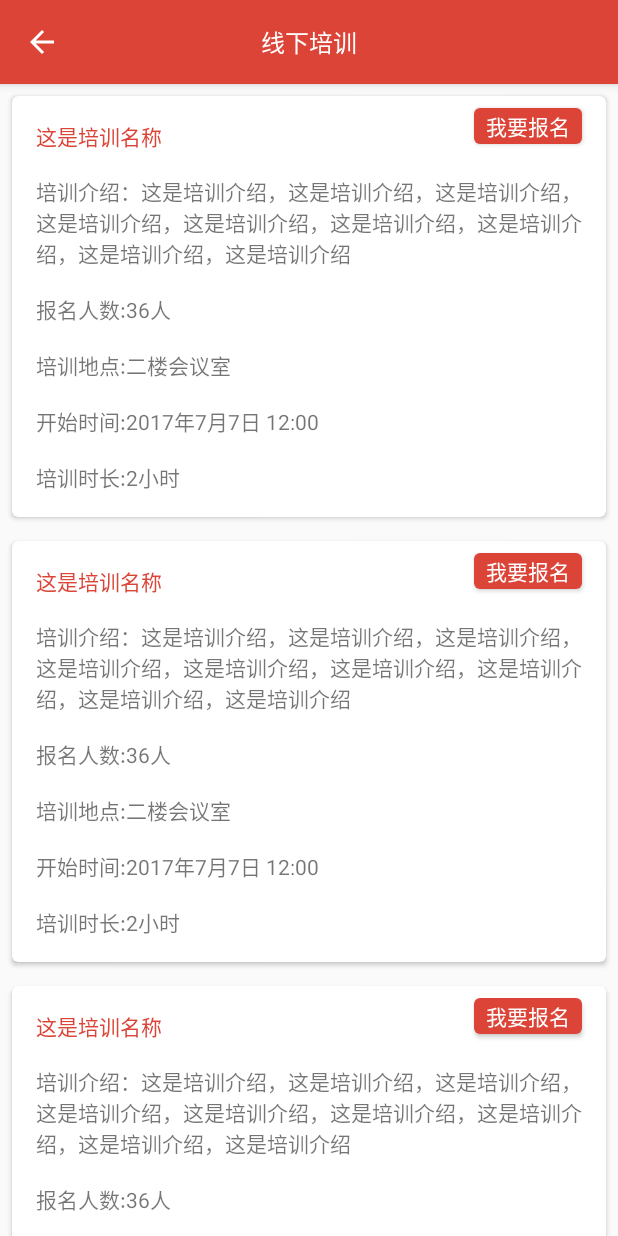
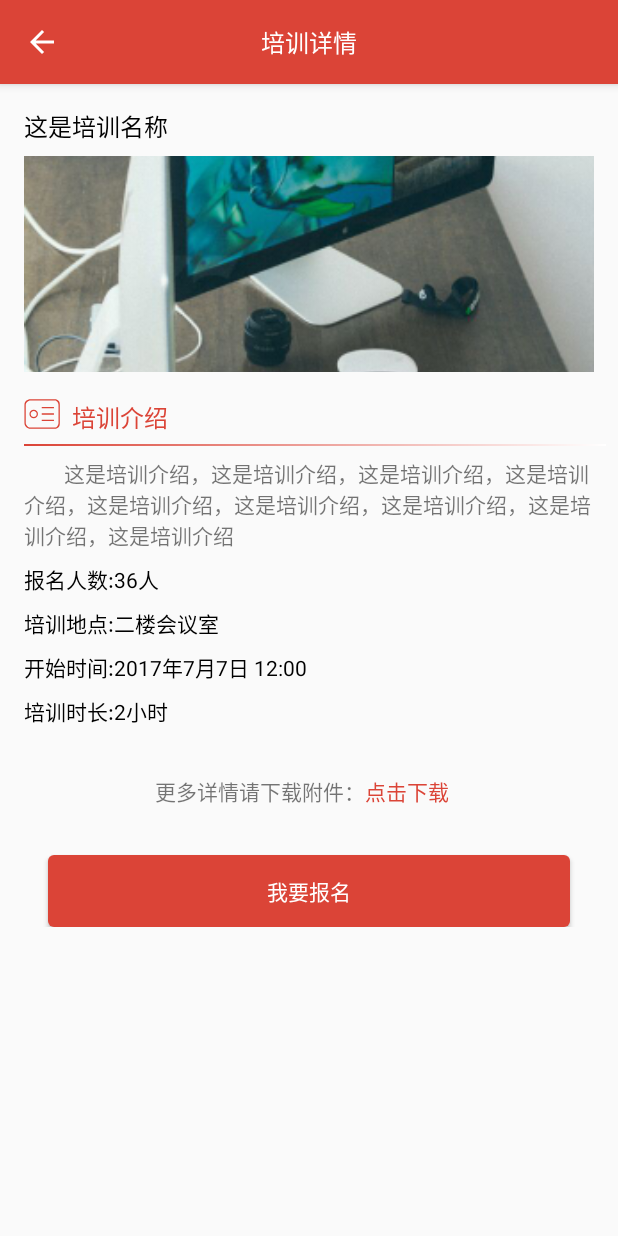
Before and after one commit to FoxNickel/EnterpriseLearning, an Android app: the TrainingActivity screen opened directly, with no data from a screen before it, after a tap on "我要报名", on a phone screen of 412 x 824 dp. Run offline under Robolectric (Android 15) with nearby library versions, the phone set to English and light mode, and no system bars.

Commit message:
培训界面完成（列表和详情界面都完成）

```diff
--- a/app/src/main/AndroidManifest.xml
+++ b/app/src/main/AndroidManifest.xml
@@ -49,6 +49,8 @@
 
         <activity android:name=".TrainingActivity">
         </activity>
+        <activity android:name=".TrainingDetailActivity">
+        </activity>
     </application>
 
 </manifest>
--- /dev/null
+++ b/app/src/main/java/cn/foxnickel/enterpriselearning/TrainingDetailActivity.java
@@ -0,0 +1,103 @@
+package cn.foxnickel.enterpriselearning;
+
+import android.content.Intent;
+import android.os.Bundle;
+import android.support.v7.app.ActionBar;
+import android.support.v7.app.AppCompatActivity;
+import android.support.v7.widget.Toolbar;
+import android.view.View;
+import android.widget.Button;
+import android.widget.ImageView;
+import android.widget.TextView;
+
+public class TrainingDetailActivity extends AppCompatActivity implements View.OnClickListener {
+
+    private Toolbar mToolbar;
+    /**
+     * 这是培训名称
+     */
+    private TextView mTvTrainingName;
+    private ImageView mImageView;
+    /**
+     * 这是培训介绍，这是培训介绍，这是培训介绍，这是培训介绍，这是培训介绍，这是培训介绍，这是培训介绍，这是培训介绍，这是培训介绍
+     */
+    private TextView mTvIntro;
+    /**
+     * 报名人数：36人
+     */
+    private TextView mTvNum;
+    /**
+     * 培训地点：二楼会议室
+     */
+    private TextView mTvPlace;
+    /**
+     * 开始时间：2017年7月7日 12：00
+     */
+    private TextView mTvStartTime;
+    /**
+     * 培训时长：2小时
+     */
+    private TextView mTvDuration;
+    /**
+     * 点击下载
+     */
+    private TextView mTvDownload;
+    /**
+     * 我要报名
+     */
+    private Button mBtSignUp;
+
+    private Intent mIntent;
+
+    @Override
+    protected void onCreate(Bundle savedInstanceState) {
+        super.onCreate(savedInstanceState);
+        setContentView(R.layout.activity_training_detail);
+        mIntent = getIntent();
+        initView();
+    }
+
+    private void initView() {
+        mToolbar = (Toolbar) findViewById(R.id.toolbar);
+        setSupportActionBar(mToolbar);
+
+        ActionBar actionBar = getSupportActionBar();
+        actionBar.setDisplayHomeAsUpEnabled(true);
+        actionBar.setDisplayShowTitleEnabled(false);
+
+        mToolbar.setNavigationOnClickListener(new View.OnClickListener() {
+            @Override
+            public void onClick(View v) {
+                finish();
+            }
+        });
+
+        mTvTrainingName = (TextView) findViewById(R.id.tv_training_name);
+        mTvTrainingName.setText(mIntent.getStringExtra("training_name"));
+        mImageView = (ImageView) findViewById(R.id.imageView);
+        mTvIntro = (TextView) findViewById(R.id.tv_intro);
+        mTvIntro.setText(mIntent.getStringExtra("training_intro"));
+        mTvNum = (TextView) findViewById(R.id.tv_num);
+        mTvNum.setText(mIntent.getStringExtra("training_num"));
+        mTvPlace = (TextView) findViewById(R.id.tv_place);
+        mTvPlace.setText(mIntent.getStringExtra("training_place"));
+        mTvStartTime = (TextView) findViewById(R.id.tv_start_time);
+        mTvStartTime.setText(mIntent.getStringExtra("training_start_time"));
+        mTvDuration = (TextView) findViewById(R.id.tv_duration);
+        mTvDuration.setText(mIntent.getStringExtra("training_duration"));
+        mTvDownload = (TextView) findViewById(R.id.tv_download);
+        mTvDownload.setOnClickListener(this);
+        mBtSignUp = (Button) findViewById(R.id.bt_sign_up);
+        mBtSignUp.setOnClickListener(this);
+    }
+
+    @Override
+    public void onClick(View v) {
+        switch (v.getId()) {
+            case R.id.tv_download:
+                break;
+            case R.id.bt_sign_up:
+                break;
+        }
+    }
+}
--- a/app/src/main/java/cn/foxnickel/enterpriselearning/adapter/TrainingRecyclerAdapter.java
+++ b/app/src/main/java/cn/foxnickel/enterpriselearning/adapter/TrainingRecyclerAdapter.java
@@ -1,15 +1,16 @@
 package cn.foxnickel.enterpriselearning.adapter;
 
 import android.content.Context;
+import android.content.Intent;
 import android.support.v7.widget.RecyclerView;
 import android.view.LayoutInflater;
 import android.view.View;
 import android.view.ViewGroup;
 import android.widget.Button;
 import android.widget.TextView;
-import android.widget.Toast;
 
 import cn.foxnickel.enterpriselearning.R;
+import cn.foxnickel.enterpriselearning.TrainingDetailActivity;
 
 /**
  * Created by NickelFox on 2017/7/8.
@@ -32,7 +33,7 @@ public class TrainingRecyclerAdapter extends RecyclerView.Adapter<TrainingRecycl
     @Override
     public void onBindViewHolder(ViewHolder holder, int position) {
         holder.mTrainingName.setText("这是培训名称");
-        holder.mIntro.setText("培训介绍：这是培训介绍，这是培训介绍，这是培训介绍，这是培训介绍，这是培训介绍，这是培训介绍，这是培训介绍，这是培训介绍，这是培训介绍");
+        holder.mIntro.setText("        培训介绍：这是培训介绍，这是培训介绍，这是培训介绍，这是培训介绍，这是培训介绍，这是培训介绍，这是培训介绍，这是培训介绍，这是培训介绍");
         holder.mNum.setText("报名人数:36人");
         holder.mPlace.setText("培训地点:二楼会议室");
         holder.mStartTime.setText("开始时间:2017年7月7日 12:00");
@@ -40,7 +41,15 @@ public class TrainingRecyclerAdapter extends RecyclerView.Adapter<TrainingRecycl
         holder.mSignUp.setOnClickListener(new View.OnClickListener() {
             @Override
             public void onClick(View v) {
-                Toast.makeText(mContext, "你点击了报名", Toast.LENGTH_SHORT).show();
+                Intent startTrainingDetailActivity = new Intent(mContext, TrainingDetailActivity.class);
+                startTrainingDetailActivity.putExtra("training_name", "这是培训名称");
+                startTrainingDetailActivity.putExtra("training_intro", "        这是培训介绍，这是培训介绍，这是培训介绍，这是培训介绍，这是培训介绍，这是培训介绍，这是培训介绍，这是培训介绍，这是培训介绍");
+                startTrainingDetailActivity.putExtra("training_num", "报名人数:36人");
+                startTrainingDetailActivity.putExtra("training_place", "培训地点:二楼会议室");
+                startTrainingDetailActivity.putExtra("training_start_time", "开始时间:2017年7月7日 12:00");
+                startTrainingDetailActivity.putExtra("training_duration", "培训时长:2小时");
+
+                mContext.startActivity(startTrainingDetailActivity);
             }
         });
     }
--- /dev/null
+++ b/app/src/main/res/drawable-v21/ic_training_intro_red_24dp.xml
@@ -0,0 +1,11 @@
+<vector xmlns:android="http://schemas.android.com/apk/res/android"
+        xmlns:tools="http://schemas.android.com/tools"
+        android:width="24dp"
+        android:height="24dp"
+        android:viewportHeight="1024.0"
+        android:viewportWidth="1024.0">
+    <path
+        android:fillColor="@color/colorPrimary"
+        android:pathData="M987.428571 140.8C960 107.885714 921.6 91.428571 877.714286 91.428571H181.028571c-43.885714 0-87.771429 16.457143-120.685714 45.714286-36.571429 31.085714-47.542857 73.142857-47.542857 117.028572v510.171428c0 43.885714 12.8 85.942857 47.542857 118.857143C93.257143 916.114286 137.142857 932.571429 181.028571 932.571429H877.714286c43.885714 0 82.285714-16.457143 109.714285-49.371429 25.6-31.085714 31.085714-71.314286 31.085715-117.028571v-512c0-43.885714-5.485714-84.114286-31.085715-113.371429z m-5.485714 625.371429c0 56.685714-42.057143 129.828571-104.228571 129.828571H181.028571c-62.171429 0-131.657143-71.314286-131.657142-129.828571v-512c0-62.171429 73.142857-128 131.657142-128H877.714286c64 0 104.228571 73.142857 104.228571 128v512zM276.114286 391.314286c-67.657143 0-120.685714 54.857143-120.685715 120.685714 0 67.657143 54.857143 120.685714 120.685715 120.685714 67.657143 0 120.685714-54.857143 120.685714-120.685714 1.828571-67.657143-53.028571-120.685714-120.685714-120.685714z m0 206.628571c-47.542857 0-85.942857-38.4-85.942857-85.942857s38.4-85.942857 85.942857-85.942857 85.942857 38.4 85.942857 85.942857-38.4 85.942857-85.942857 85.942857zM504.685714 530.285714h347.428572v-36.571428h-347.428572v36.571428z m0-182.857143h347.428572v-36.571428h-347.428572v36.571428z m0 365.714286h347.428572v-36.571428h-347.428572v36.571428z"
+        tools:ignore="VectorRaster"/>
+</vector>
--- /dev/null
+++ b/app/src/main/res/drawable/red_line_gradient.xml
@@ -0,0 +1,12 @@
+<?xml version="1.0" encoding="utf-8"?>
+<shape
+    xmlns:android="http://schemas.android.com/apk/res/android"
+    android:shape="rectangle">
+
+    <gradient
+        android:angle="0"
+        android:endColor="@android:color/white"
+        android:startColor="@color/colorPrimary"
+        android:type="linear"/>
+
+</shape>
--- /dev/null
+++ b/app/src/main/res/layout/activity_training_detail.xml
@@ -0,0 +1,213 @@
+<?xml version="1.0" encoding="utf-8"?>
+<ScrollView
+    xmlns:android="http://schemas.android.com/apk/res/android"
+    xmlns:app="http://schemas.android.com/apk/res-auto"
+    xmlns:tools="http://schemas.android.com/tools"
+    android:layout_width="match_parent"
+    android:layout_height="match_parent">
+
+    <android.support.constraint.ConstraintLayout
+        android:layout_width="match_parent"
+        android:layout_height="wrap_content"
+        tools:context="cn.foxnickel.enterpriselearning.TrainingDetailActivity">
+
+        <android.support.design.widget.AppBarLayout
+            android:id="@+id/appBarLayout"
+            android:layout_width="0dp"
+            android:layout_height="wrap_content"
+            app:layout_constraintLeft_toLeftOf="parent"
+            app:layout_constraintRight_toRightOf="parent"
+            app:layout_constraintTop_toTopOf="parent">
+
+            <android.support.v7.widget.Toolbar
+                android:id="@+id/toolbar"
+                android:layout_width="match_parent"
+                android:layout_height="?attr/actionBarSize"
+                android:background="@color/colorPrimary"
+                app:popupTheme="@style/ThemeOverlay.AppCompat.Light"
+                app:theme="@style/ThemeOverlay.AppCompat.Dark.ActionBar">
+
+                <TextView
+                    android:layout_width="wrap_content"
+                    android:layout_height="wrap_content"
+                    android:layout_gravity="center"
+                    android:text="@string/training_detail"
+                    android:textColor="@android:color/white"
+                    android:textSize="16sp"/>
+            </android.support.v7.widget.Toolbar>
+        </android.support.design.widget.AppBarLayout>
+
+        <TextView
+            android:id="@+id/tv_training_name"
+            android:layout_width="0dp"
+            android:layout_height="wrap_content"
+            android:layout_marginLeft="16dp"
+            android:layout_marginRight="16dp"
+            android:layout_marginTop="16dp"
+            android:textColor="@android:color/black"
+            android:textSize="16sp"
+            app:layout_constraintHorizontal_bias="0.0"
+            app:layout_constraintLeft_toLeftOf="parent"
+            app:layout_constraintRight_toRightOf="parent"
+            app:layout_constraintTop_toBottomOf="@+id/appBarLayout"/>
+
+        <ImageView
+            android:id="@+id/imageView"
+            android:layout_width="0dp"
+            android:layout_height="144dp"
+            android:layout_marginLeft="16dp"
+            android:layout_marginRight="16dp"
+            android:layout_marginTop="8dp"
+            android:contentDescription="@string/training_pic"
+            android:scaleType="centerCrop"
+            app:layout_constraintLeft_toLeftOf="parent"
+            app:layout_constraintRight_toRightOf="parent"
+            app:layout_constraintTop_toBottomOf="@+id/tv_training_name"
+            app:srcCompat="@drawable/login_bg2"/>
+
+        <ImageView
+            android:id="@+id/imageView2"
+            android:layout_width="wrap_content"
+            android:layout_height="wrap_content"
+            android:layout_marginLeft="16dp"
+            android:layout_marginStart="16dp"
+            android:layout_marginTop="16dp"
+            app:layout_constraintLeft_toLeftOf="parent"
+            app:layout_constraintTop_toBottomOf="@+id/imageView"
+            app:srcCompat="@drawable/ic_training_intro_red_24dp"/>
+
+        <TextView
+            android:id="@+id/tv_training_intro"
+            android:layout_width="wrap_content"
+            android:layout_height="wrap_content"
+            android:layout_marginLeft="8dp"
+            android:layout_marginStart="8dp"
+            android:layout_marginTop="2dp"
+            android:text="@string/training_intro"
+            android:textColor="@color/colorPrimary"
+            android:textSize="16sp"
+            app:layout_constraintLeft_toRightOf="@+id/imageView2"
+            app:layout_constraintTop_toTopOf="@+id/imageView2"/>
+
+        <View
+            android:id="@+id/view2"
+            android:layout_width="0dp"
+            android:layout_height="1dp"
+            android:layout_marginEnd="8dp"
+            android:layout_marginLeft="16dp"
+            android:layout_marginRight="8dp"
+            android:layout_marginStart="16dp"
+            android:layout_marginTop="8dp"
+            android:background="@drawable/red_line_gradient"
+            app:layout_constraintLeft_toLeftOf="parent"
+            app:layout_constraintRight_toRightOf="parent"
+            app:layout_constraintTop_toBottomOf="@+id/imageView2"/>
+
+        <TextView
+            android:id="@+id/tv_intro"
+            android:layout_width="0dp"
+            android:layout_height="wrap_content"
+            android:layout_marginLeft="16dp"
+            android:layout_marginRight="16dp"
+            android:layout_marginTop="8dp"
+            app:layout_constraintLeft_toLeftOf="parent"
+            app:layout_constraintRight_toRightOf="parent"
+            app:layout_constraintTop_toBottomOf="@+id/view2"/>
+
+        <TextView
+            android:id="@+id/tv_num"
+            android:layout_width="wrap_content"
+            android:layout_height="wrap_content"
+            android:layout_marginLeft="16dp"
+            android:layout_marginStart="16dp"
+            android:layout_marginTop="8dp"
+            android:textColor="@android:color/black"
+            app:layout_constraintLeft_toLeftOf="parent"
+            app:layout_constraintTop_toBottomOf="@+id/tv_intro"/>
+
+        <TextView
+            android:id="@+id/tv_place"
+            android:layout_width="wrap_content"
+            android:layout_height="wrap_content"
+            android:layout_marginLeft="16dp"
+            android:layout_marginStart="16dp"
+            android:layout_marginTop="8dp"
+            android:textColor="@android:color/black"
+            app:layout_constraintLeft_toLeftOf="parent"
+            app:layout_constraintTop_toBottomOf="@+id/tv_num"/>
+
+        <TextView
+            android:id="@+id/tv_start_time"
+            android:layout_width="wrap_content"
+            android:layout_height="wrap_content"
+            android:layout_marginLeft="16dp"
+            android:layout_marginStart="16dp"
+            android:layout_marginTop="8dp"
+            android:textColor="@android:color/black"
+            app:layout_constraintLeft_toLeftOf="parent"
+            app:layout_constraintTop_toBottomOf="@+id/tv_place"/>
+
+        <TextView
+            android:id="@+id/tv_duration"
+            android:layout_width="wrap_content"
+            android:layout_height="wrap_content"
+            android:layout_marginLeft="16dp"
+            android:layout_marginStart="16dp"
+            android:layout_marginTop="8dp"
+            android:textColor="@android:color/black"
+            app:layout_constraintLeft_toLeftOf="parent"
+            app:layout_constraintTop_toBottomOf="@+id/tv_start_time"/>
+
+        <TextView
+            android:id="@+id/tv_more_detail"
+            android:layout_width="wrap_content"
+            android:layout_height="wrap_content"
+            android:layout_marginBottom="32dp"
+            android:layout_marginEnd="0dp"
+            android:layout_marginRight="0dp"
+            android:layout_marginTop="32dp"
+            android:text="@string/more_detail"
+            app:layout_constraintBottom_toTopOf="@+id/bt_sign_up"
+            app:layout_constraintRight_toLeftOf="@+id/guideline5"
+            app:layout_constraintTop_toBottomOf="@+id/tv_duration"
+            app:layout_constraintVertical_bias="0.0"/>
+
+        <TextView
+            android:id="@+id/tv_download"
+            android:layout_width="wrap_content"
+            android:layout_height="wrap_content"
+            android:layout_marginBottom="32dp"
+            android:layout_marginLeft="0dp"
+            android:layout_marginStart="0dp"
+            android:layout_marginTop="32dp"
+            android:text="@string/click_to_download"
+            android:textColor="@color/colorPrimary"
+            app:layout_constraintBottom_toTopOf="@+id/bt_sign_up"
+            app:layout_constraintLeft_toLeftOf="@+id/guideline5"
+            app:layout_constraintTop_toBottomOf="@+id/tv_duration"
+            app:layout_constraintVertical_bias="0.0"/>
+
+        <Button
+            android:id="@+id/bt_sign_up"
+            android:layout_width="0dp"
+            android:layout_height="wrap_content"
+            android:layout_marginBottom="0dp"
+            android:layout_marginLeft="32dp"
+            android:layout_marginRight="32dp"
+            android:background="@drawable/ripple_button_red"
+            android:text="@string/sign_up"
+            android:textColor="@android:color/white"
+            app:layout_constraintBottom_toBottomOf="parent"
+            app:layout_constraintLeft_toLeftOf="parent"
+            app:layout_constraintRight_toRightOf="parent"/>
+
+        <android.support.constraint.Guideline
+            android:id="@+id/guideline5"
+            android:layout_width="wrap_content"
+            android:layout_height="wrap_content"
+            android:orientation="vertical"
+            app:layout_constraintGuide_percent="0.59"/>
+
+    </android.support.constraint.ConstraintLayout>
+
+</ScrollView>
--- a/app/src/main/res/values/strings.xml
+++ b/app/src/main/res/values/strings.xml
@@ -49,4 +49,9 @@
     <string name="setting">设置</string>
     <string name="offline_training">线下培训</string>
     <string name="sign_up">我要报名</string>
+    <string name="training_detail">培训详情</string>
+    <string name="training_pic">培训图片</string>
+    <string name="training_intro">培训介绍</string>
+    <string name="more_detail">更多详情请下载附件：</string>
+    <string name="click_to_download">点击下载</string>
 </resources>
```
